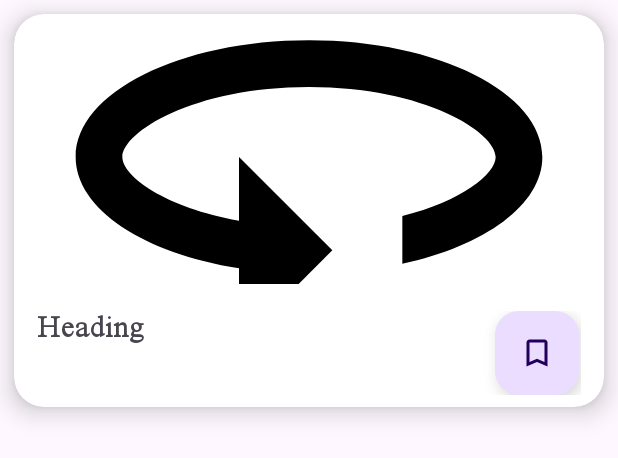
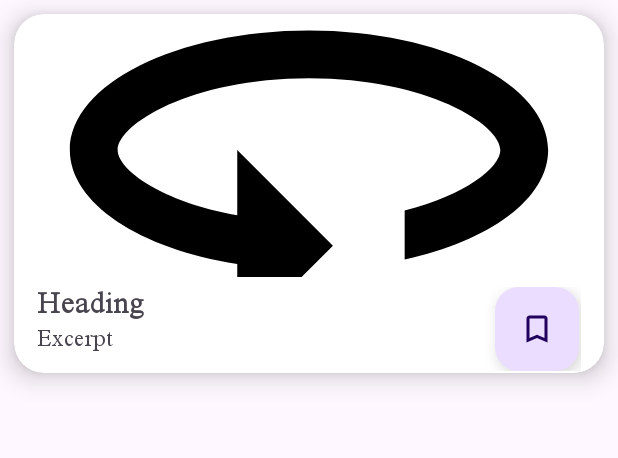
Before and after one commit to Sayantan-2022/Breeze, an Android app: the layout default_card.xml on its own in the app's theme, with its tools: preview values and no code run, on a phone screen of 412 x 824 dp. Shown: the top 458 px of the screen. Run offline under Robolectric (Android 15) with nearby library versions, the phone set to English and light mode, and no system bars.

Commit message:
Project File

```diff
--- a/app/src/main/java/com/example/breeze/adapter/NewsAdapter.kt
+++ b/app/src/main/java/com/example/breeze/adapter/NewsAdapter.kt
@@ -14,6 +14,7 @@ import com.google.android.material.imageview.ShapeableImageView
 class NewsAdapter(var titleList: MutableList<String>,
                   var imageUrlList: MutableList<String>,
                   var urlList: MutableList<String>,
+                  var excerptList: MutableList<String>,
                   val context: Fragment)
     : RecyclerView.Adapter<NewsAdapter.NewsViewHolder>() {
 
@@ -30,6 +31,7 @@ class NewsAdapter(var titleList: MutableList<String>,
             .placeholder(R.drawable.baseline_downloading_24)
             .error(R.drawable.baseline_error_outline_24)
             .into(holder.image)
+        holder.excerpt.text=excerptList[position]
     }
 
     override fun getItemCount(): Int {
@@ -39,6 +41,6 @@ class NewsAdapter(var titleList: MutableList<String>,
     class NewsViewHolder(itemView: View) : RecyclerView.ViewHolder(itemView) {
         val title = itemView.findViewById<TextView>(R.id.tvHeading)
         val image = itemView.findViewById<ShapeableImageView>(R.id.headingImage)
-
+        val excerpt = itemView.findViewById<TextView>(R.id.tvExcerpt)
     }
 }
--- a/app/src/main/java/com/example/breeze/api/NewsAPI.kt
+++ b/app/src/main/java/com/example/breeze/api/NewsAPI.kt
@@ -19,7 +19,9 @@ interface NewsAPI {
           @Query("language")
           language : String,
           @Query("country")
-          country : String
+          country : String,
+          @Query("page")
+          page : Int
       ) : Call<News>
 
       @GET("v2/search/articles")
--- a/app/src/main/res/layout/default_card.xml
+++ b/app/src/main/res/layout/default_card.xml
@@ -19,7 +19,7 @@
             android:layout_height="170dp"
             android:scaleType="centerCrop"
             android:id="@+id/headingImage"
-            android:layout_margin="10dp"
+            android:layout_margin="5dp"
             app:shapeAppearanceOverlay="@style/SoftCorner"
             app:srcCompat="@drawable/baseline_360_24"/>
 
@@ -27,9 +27,14 @@
             android:layout_width="match_parent"
             android:layout_height="wrap_content"
             android:layout_weight="1"
-            android:layout_marginVertical="8dp"
+            android:layout_marginVertical="1dp"
             android:layout_marginHorizontal="15dp"
             android:orientation="horizontal">
+
+            <LinearLayout
+                android:layout_width="305dp"
+                android:layout_height="wrap_content"
+                android:orientation="vertical">
 
                 <TextView
                     android:id="@+id/tvHeading"
@@ -40,6 +45,17 @@
                     android:fontFamily="@font/times_new_roman"
                     android:text="Heading" />
 
+                <TextView
+                    android:id="@+id/tvExcerpt"
+                    android:layout_width="305dp"
+                    android:layout_height="wrap_content"
+                    android:layout_marginTop="3dp"
+                    android:textSize="15sp"
+                    android:layout_marginBottom="5dp"
+                    android:fontFamily="@font/times_new_roman"
+                    android:text="Excerpt" />
+            </LinearLayout>
+
             <com.google.android.material.floatingactionbutton.FloatingActionButton
                 android:id="@+id/btnBookmark"
                 android:layout_width="wrap_content"
@@ -47,7 +63,6 @@
                 android:layout_gravity="center"
                 android:clickable="true"
                 android:contentDescription="Add bookmark"
-                android:elevation="5dp"
                 android:focusable="true"
                 app:srcCompat="@drawable/baseline_bookmark_border_24" />
 
```
Also changed, not shown: app/src/main/java/com/example/breeze/ui/home/HomeFragment.kt (+3 -5 lines), app/src/main/res/layout/bookmark_card.xml (deleted, +0 -54 lines). Lines whose indentation alone changed are shown as unchanged.
